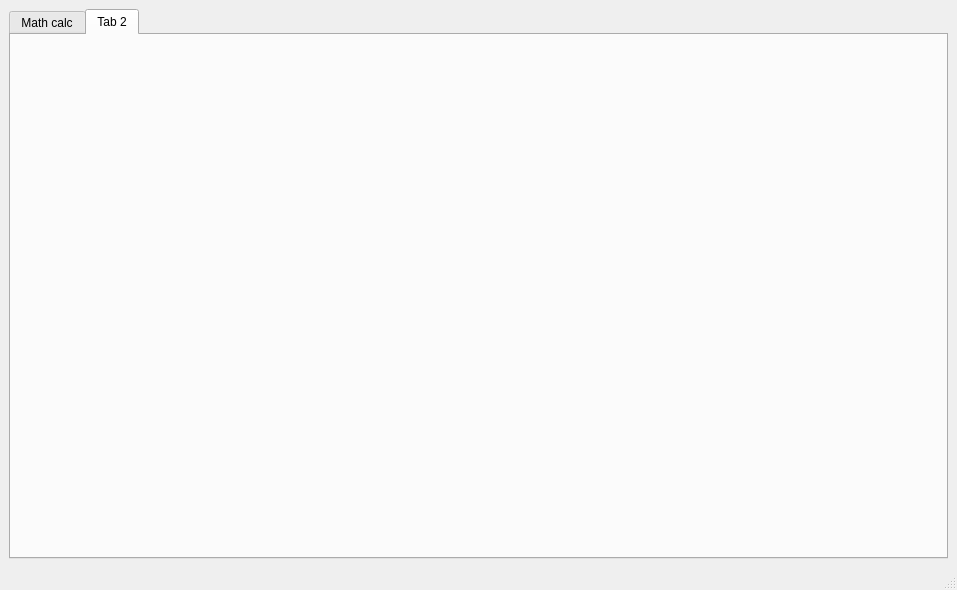
First picture: the form in src/view/mainwindow.ui, repository KVIZORD/SmartCalc, before the edit.
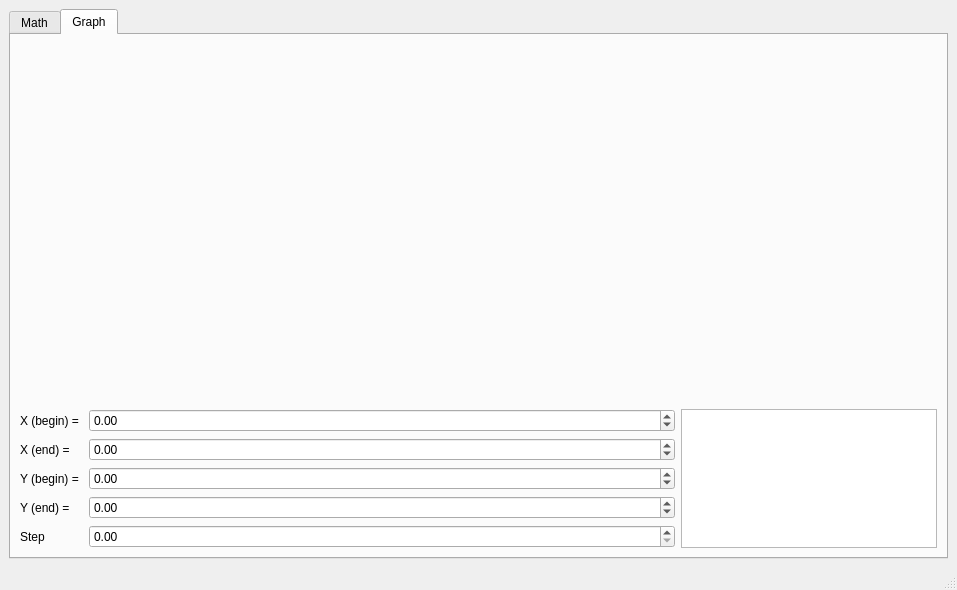
Second picture: the form after the edit. The open tabs and pages were chosen to show the change. Custom widgets are drawn as their Qt base class.

The edit to the form file:
```diff
--- a/src/view/mainwindow.ui
+++ b/src/view/mainwindow.ui
@@ -22,7 +22,7 @@
       </property>
       <widget class="QWidget" name="mathCalcucator">
        <attribute name="title">
-        <string>Math calc</string>
+        <string>Math</string>
        </attribute>
        <layout class="QGridLayout" name="gridLayout_3" rowstretch="0">
         <item row="0" column="0">
@@ -507,8 +507,98 @@
       </widget>
       <widget class="QWidget" name="tab_2">
        <attribute name="title">
-        <string>Tab 2</string>
+        <string>Graph</string>
        </attribute>
+       <layout class="QGridLayout" name="gridLayout" rowstretch="0,0,0,0,0,0" columnstretch="0,1,0">
+        <item row="2" column="0">
+         <widget class="QLabel" name="xEndLabel">
+          <property name="text">
+           <string>X (end) = </string>
+          </property>
+         </widget>
+        </item>
+        <item row="5" column="0">
+         <widget class="QLabel" name="stepLabel">
+          <property name="text">
+           <string>Step</string>
+          </property>
+         </widget>
+        </item>
+        <item row="3" column="0">
+         <widget class="QLabel" name="yBeginLabel">
+          <property name="text">
+           <string>Y (begin) = </string>
+          </property>
+         </widget>
+        </item>
+        <item row="5" column="1">
+         <widget class="QDoubleSpinBox" name="stepDoubleSpin"/>
+        </item>
+        <item row="0" column="0" colspan="2">
+         <widget class="QCustomPlot" name="graphWidget" native="true"/>
+        </item>
+        <item row="2" column="1">
+         <widget class="QDoubleSpinBox" name="xEndDoubleSpin">
+          <property name="minimum">
+           <double>-1000000.000000000000000</double>
+          </property>
+          <property name="maximum">
+           <double>1000000.000000000000000</double>
+          </property>
+         </widget>
+        </item>
+        <item row="4" column="0">
+         <widget class="QLabel" name="yEndLabel">
+          <property name="text">
+           <string>Y (end) =</string>
+          </property>
+         </widget>
+        </item>
+        <item row="1" column="0">
+         <widget class="QLabel" name="xBeginLabel">
+          <property name="text">
+           <string>X (begin) = </string>
+          </property>
+         </widget>
+        </item>
+        <item row="3" column="1">
+         <widget class="QDoubleSpinBox" name="yBeginDoubleSpin">
+          <property name="minimum">
+           <double>-1000000.000000000000000</double>
+          </property>
+          <property name="maximum">
+           <double>1000000.000000000000000</double>
+          </property>
+         </widget>
+        </item>
+        <item row="4" column="1">
+         <widget class="QDoubleSpinBox" name="xEndDoubleSpin_2">
+          <property name="minimum">
+           <double>-1000000.000000000000000</double>
+          </property>
+          <property name="maximum">
+           <double>1000000.000000000000000</double>
+          </property>
+         </widget>
+        </item>
+        <item row="1" column="1">
+         <widget class="QDoubleSpinBox" name="xBeginDoubleSpin">
+          <property name="minimum">
+           <double>-1000000.000000000000000</double>
+          </property>
+          <property name="maximum">
+           <double>1000000.000000000000000</double>
+          </property>
+         </widget>
+        </item>
+        <item row="1" column="2" rowspan="5">
+         <widget class="QPlainTextEdit" name="functionViewTextEdit">
+          <property name="readOnly">
+           <bool>true</bool>
+          </property>
+         </widget>
+        </item>
+       </layout>
       </widget>
      </widget>
     </item>
@@ -516,6 +606,14 @@
   </widget>
   <widget class="QStatusBar" name="statusbar"/>
  </widget>
+ <customwidgets>
+  <customwidget>
+   <class>QCustomPlot</class>
+   <extends>QWidget</extends>
+   <header>qcustomplot.h</header>
+   <container>1</container>
+  </customwidget>
+ </customwidgets>
  <resources/>
  <connections/>
 </ui>
```
Left out of the diff: 4 changed lines with no effect on the pictures.
